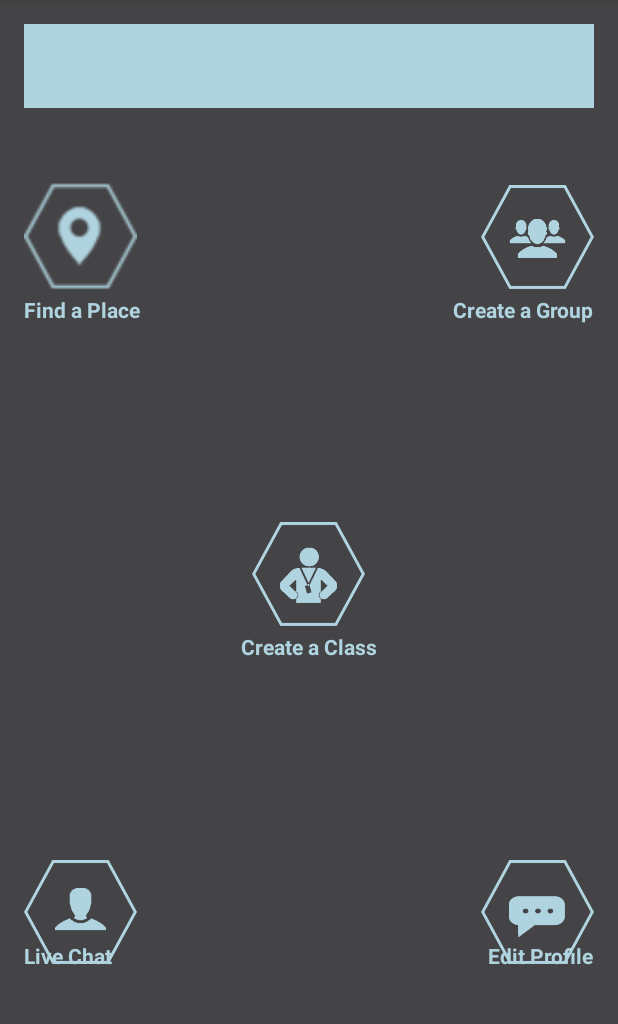
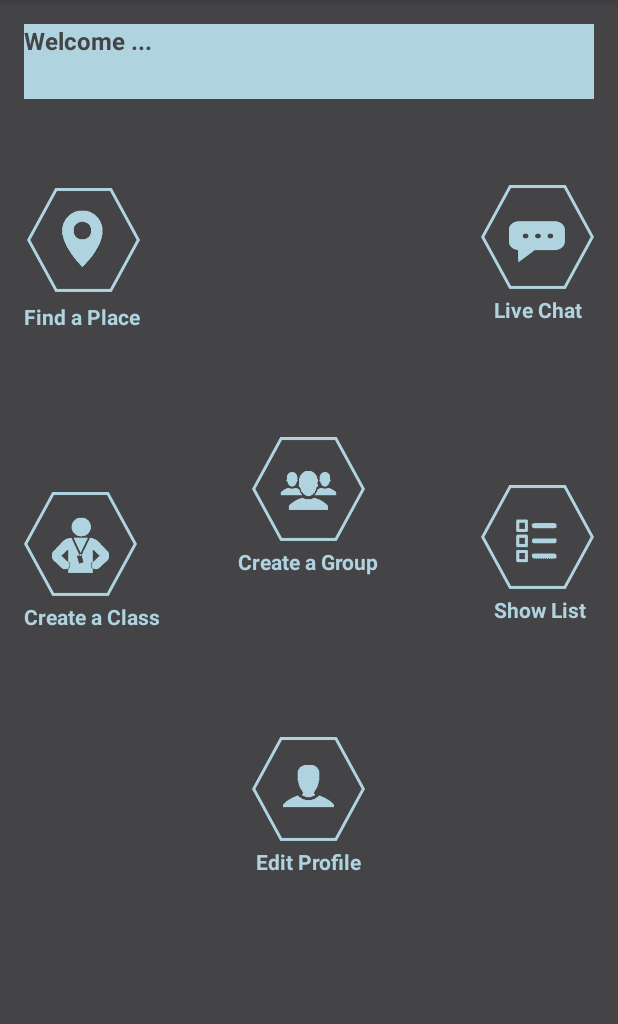
Before and after one commit to justinLujan716/TogetherFit, an Android app: the TrainerDashboard screen opened directly, with no data from a screen before it, on a phone screen of 412 x 824 dp, the part 84-1108 px from its top. Run offline under Robolectric (Android 15) with nearby library versions, the phone set to English and light mode, and no system bars.

Commit message:
TrainerDashboard

```diff
--- a/app/build.gradle
+++ b/app/build.gradle
@@ -26,7 +26,8 @@ dependencies {
     })
     compile 'com.android.support:appcompat-v7:23.4.0'
     compile 'com.android.support:design:23.4.0'
-    compile 'com.google.firebase:firebase-auth:9.0.2'
+    compile 'com.google.firebase:firebase-auth:9.8.0'
+    compile 'com.google.android.gms:play-services:9.8.0'
     testCompile 'junit:junit:4.12'
 }
 apply plugin: 'com.google.gms.google-services'
--- a/app/src/main/java/com/example/heem/togetherfit/TrainerDashboard.java
+++ b/app/src/main/java/com/example/heem/togetherfit/TrainerDashboard.java
@@ -1,13 +1,30 @@
 package com.example.heem.togetherfit;
 
+import android.content.Intent;
 import android.support.v7.app.AppCompatActivity;
 import android.os.Bundle;
+import android.view.View;
+import android.widget.Button;
 
 public class TrainerDashboard extends AppCompatActivity {
+
+    //Variables
+    Button findplacebtn;
 
     @Override
     protected void onCreate(Bundle savedInstanceState) {
         super.onCreate(savedInstanceState);
         setContentView(R.layout.activity_trainer_dashboard);
+
+        findplacebtn = (Button) findViewById(R.id.locationtrainerbutton);
+        findplacebtn.setOnClickListener(new View.OnClickListener() {
+            @Override
+            public void onClick(View v) {
+                // the name of the receiving activity is declared in the Intent Constructor
+                Intent intent = new Intent(TrainerDashboard.this, FindPlaceTrainer.class);
+                //start the activity
+                startActivity(intent);
+            }
+        });
     }
 }
--- a/app/src/main/res/layout/activity_trainer_dashboard.xml
+++ b/app/src/main/res/layout/activity_trainer_dashboard.xml
@@ -1,7 +1,5 @@
 <?xml version="1.0" encoding="utf-8"?>
 <RelativeLayout xmlns:android="http://schemas.android.com/apk/res/android"
-    xmlns:app="http://schemas.android.com/apk/res-auto"
-    xmlns:tools="http://schemas.android.com/tools"
     android:id="@+id/activity_trainer_dashboard"
     android:layout_width="match_parent"
     android:layout_height="match_parent"
@@ -9,20 +7,35 @@
     android:paddingLeft="@dimen/activity_horizontal_margin"
     android:paddingRight="@dimen/activity_horizontal_margin"
     android:paddingTop="@dimen/activity_vertical_margin"
-    tools:context="com.example.heem.togetherfit.TrainerDashboard"
     android:background="@drawable/backgroundsec">
-
- <RelativeLayout
+    <LinearLayout
         android:layout_width="match_parent"
-     android:layout_height="match_parent">
+        android:layout_height="match_parent"
+        android:orientation="horizontal"
+        android:gravity="top">
+        <TextView
+            android:layout_width="match_parent"
+            android:layout_height="50dp"
+            android:background="#AFD3DF"
+            android:textColor="#444345"
+            android:text="Welcome ..."
+            android:textStyle="bold"
+            android:textSize="16dp"
+            />
+    </LinearLayout>
+    <LinearLayout
+        android:layout_width="match_parent"
+        android:layout_height="match_parent"
+        android:orientation="vertical"
+        android:gravity="left" >
         <FrameLayout android:layout_width="wrap_content"
             android:layout_height="wrap_content"
             android:id="@+id/locationtrainer"
             android:layout_marginTop="105dp">
             <Button
                 android:id="@+id/locationtrainerbutton"
-            android:layout_width="75dp"
-            android:layout_height="75dp"
+                android:layout_width="80dp"
+                android:layout_height="80dp"
                 android:background="@null"/>
             <ImageView
                 android:layout_width="75dp"
@@ -40,11 +53,7 @@
             android:textColor="#AFD3DF"
             android:textStyle="bold"
             android:layout_below="@+id/locationtrainer" />
- </RelativeLayout>
 
-    <RelativeLayout
-        android:layout_width="match_parent"
-        android:layout_height="match_parent">
         <FrameLayout android:layout_width="wrap_content"
             android:layout_height="wrap_content"
             android:id="@+id/createclass"
@@ -71,16 +80,19 @@
             android:textStyle="bold"
             android:layout_below="@+id/createclass"
             android:layout_centerInParent="true"/>
-    </RelativeLayout>
+    </LinearLayout>
 
-   <RelativeLayout
+    <LinearLayout
         android:layout_width="match_parent"
-       android:layout_height="match_parent">
+        android:layout_height="match_parent"
+        android:orientation="vertical"
+        android:gravity="center" >
         <FrameLayout android:layout_width="wrap_content"
             android:layout_height="wrap_content"
             android:id="@+id/creategroup"
             android:layout_alignParentRight="true"
-        android:layout_marginTop="105dp">
+            android:layout_marginTop="105dp"
+            >
             <Button
                 android:id="@+id/creategroupbutton"
                 android:layout_width="75dp"
@@ -103,15 +115,11 @@
             android:textStyle="bold"
             android:layout_below="@+id/creategroup"
             android:layout_alignParentRight="true"/>
-   </RelativeLayout>
 
-    <RelativeLayout
-        android:layout_width="match_parent"
-        android:layout_height="match_parent">
+
         <FrameLayout android:layout_width="wrap_content"
             android:layout_height="wrap_content"
             android:id="@+id/editprofile"
-        android:layout_marginBottom="105dp"
             android:layout_alignParentBottom="true"
             android:layout_marginTop="105dp">
             <Button
@@ -127,25 +135,25 @@
                 android:layout_gravity="center"/>
         </FrameLayout>
         <TextView
-
             android:layout_width="wrap_content"
             android:layout_height="wrap_content"
             android:id="@+id/editprofileText"
             android:layout_alignBottom="@+id/editprofile"
-        android:layout_alignParentRight="true"
             android:text="Edit Profile"
             android:textColor="#AFD3DF"
-        android:textStyle="bold"
-     />
-    </RelativeLayout>
+            android:textStyle="bold" />
+    </LinearLayout>
 
-    <RelativeLayout
+    <LinearLayout
         android:layout_width="match_parent"
-        android:layout_height="match_parent">
+        android:layout_height="match_parent"
+        android:orientation="vertical"
+        android:gravity="right"
+        android:layout_alignParentRight="true"
+        android:layout_alignParentEnd="true">
         <FrameLayout android:layout_width="wrap_content"
             android:layout_height="wrap_content"
             android:id="@+id/livechat"
-        android:layout_marginBottom="105dp"
             android:layout_alignParentBottom="true"
             android:layout_alignParentRight="true"
             android:layout_marginTop="105dp">
@@ -171,21 +179,39 @@
             android:textStyle="bold"
             android:layout_alignBottom="@+id/livechat"
             android:layout_alignParentLeft="true"
+            android:layout_marginRight="8dp"
+            />
+        <FrameLayout android:layout_width="wrap_content"
+            android:layout_height="wrap_content"
+            android:id="@+id/showlist"
+            android:layout_alignParentBottom="true"
+            android:layout_alignParentRight="true"
+            android:layout_marginTop="105dp">
+            <Button
+                android:id="@+id/showlistbutton"
+                android:layout_width="75dp"
+                android:layout_height="75dp"
+                android:background="@null"/>
+            <ImageView
+                android:layout_width="75dp"
+                android:layout_height="75dp"
+                android:scaleType="fitXY"
+                android:src="@drawable/showlist"
+                android:layout_gravity="center"/>
+        </FrameLayout>
+
+        <TextView
+            android:text="Show List"
+            android:layout_width="wrap_content"
+            android:layout_height="wrap_content"
+            android:id="@+id/showlistText"
+            android:textColor="#AFD3DF"
+            android:textStyle="bold"
+            android:layout_alignBottom="@+id/showlist"
+            android:layout_alignParentLeft="true"
+            android:layout_marginRight="5dp"
             />
 
-        <android.support.v7.widget.Toolbar
-            android:layout_width="match_parent"
-            android:layout_height="wrap_content"
-            android:background="@drawable/buttonbackground"
-            android:theme="?attr/actionBarTheme"
-            android:minHeight="?attr/actionBarSize"
-            android:layout_alignParentTop="true"
-            android:layout_centerHorizontal="true"
-            android:id="@+id/toolbar"
-            />
+    </LinearLayout>
 
 </RelativeLayout>
-
-
-
-</RelativeLayout>
--- a/app/src/main/res/values/strings.xml
+++ b/app/src/main/res/values/strings.xml
@@ -14,4 +14,5 @@
     <string name="permission_rationale">"Contacts permissions are needed for providing email
         completions."
     </string>
+    <string name="title_activity_find_place_trainer">Map</string>
 </resources>
--- a/app/src/main/res/values/styles.xml
+++ b/app/src/main/res/values/styles.xml
@@ -7,5 +7,4 @@
         <item name="colorPrimaryDark">@color/colorPrimaryDark</item>
         <item name="colorAccent">@color/colorAccent</item>
     </style>
-
 </resources>
```
Also changed, not shown: app/src/debug/res/values/google_maps_api.xml (added, +21 -0 lines), app/src/main/AndroidManifest.xml (+25 -3 lines), app/src/main/java/com/example/heem/togetherfit/FindPlaceTrainer.java (added, +46 -0 lines), app/src/main/res/layout/activity_find_place_trainer.xml (added, +8 -0 lines), app/src/main/res/layout/header.xml (added, +54 -0 lines), app/src/main/res/drawable/locationtrainer.png, app/src/main/res/drawable/showlist.png (added), 3 other files. Lines whose indentation alone changed are shown as unchanged.
